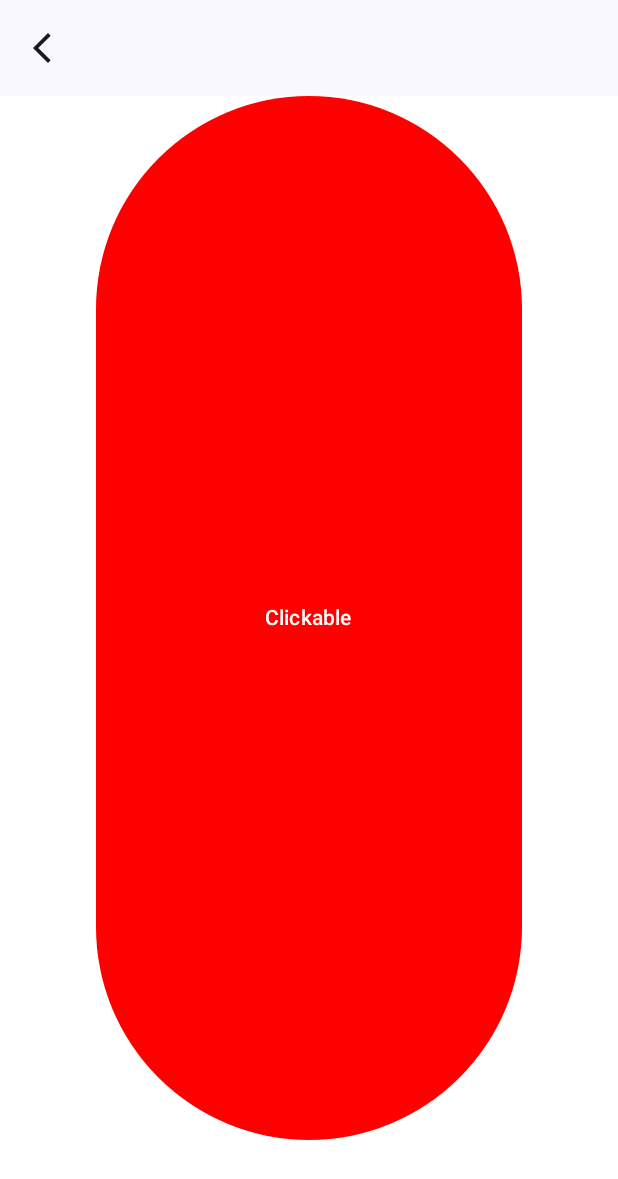
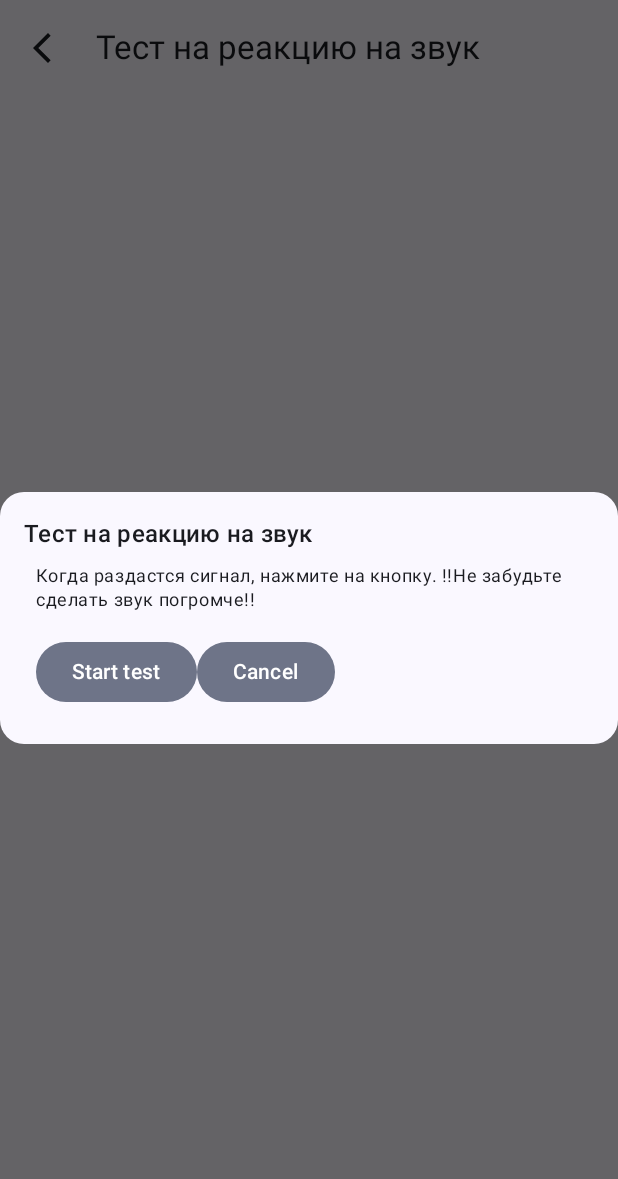
Before and after one commit to SlavaVlad/NeuroOPDV2, an Android app built with Jetpack Compose: the composable TestContainer shown on its own in the app's theme, on a phone screen of 412 x 824 dp. Shown: the top 1179 px of the screen. Run offline under Robolectric (Android 15) with nearby library versions, the phone set to English and light mode, and no system bars; libraries missing offline, so code that uses them is left out: retrofit2.converter.jackson; 2 statements that could not run were skipped.

Commit message:
- изменена иерархия Compose элементов в тесте - добавлен диалог при старте теста - добавлен диалог после теста с результатами или при провале / отмене

```diff
--- a/app/src/main/java/com/apu/neuroopdsmart/data/HumanTest.kt
+++ b/app/src/main/java/com/apu/neuroopdsmart/data/HumanTest.kt
@@ -3,15 +3,27 @@ package com.apu.neuroopdsmart.data
 import android.media.MediaPlayer
 import android.util.Log
 import androidx.compose.foundation.layout.Box
+import androidx.compose.foundation.layout.Column
+import androidx.compose.foundation.layout.Row
+import androidx.compose.foundation.layout.Spacer
 import androidx.compose.foundation.layout.fillMaxSize
 import androidx.compose.foundation.layout.padding
+import androidx.compose.foundation.layout.safeContentPadding
+import androidx.compose.foundation.layout.wrapContentHeight
+import androidx.compose.foundation.layout.wrapContentWidth
 import androidx.compose.foundation.shape.RoundedCornerShape
+import androidx.compose.material3.AlertDialog
 import androidx.compose.material3.Button
 import androidx.compose.material3.ButtonDefaults
+import androidx.compose.material3.ExperimentalMaterial3Api
+import androidx.compose.material3.FilledTonalButton
 import androidx.compose.material3.Icon
 import androidx.compose.material3.IconButton
 import androidx.compose.material3.MaterialTheme
+import androidx.compose.material3.Surface
 import androidx.compose.material3.Text
+import androidx.compose.material3.TopAppBar
+import androidx.compose.material3.TopAppBarDefaults
 import androidx.compose.runtime.Composable
 import androidx.compose.runtime.LaunchedEffect
 import androidx.compose.runtime.MutableState
@@ -28,31 +40,12 @@ import androidx.compose.ui.unit.dp
 import com.apu.neuroopdsmart.R
 import com.apu.neuroopdsmart.maketag
 import com.apu.neuroopdsmart.now
+import com.apu.neuroopdsmart.roundTo
 import com.apu.neuroopdsmart.toInt
 import java.time.Duration
 import kotlinx.coroutines.delay
 
 const val TAG = "TestSubsystem"
-
-enum class HumanTestType(
-    val id: Int,
-    val title: String,
-    val desc: String,
-    val testContainer: HumanTest
-) {
-    BasicLightTest(
-        100,
-        "Базовый тест на свет",
-        "Как только загорится лампочка, тыкните на экран.\nЗадача - сделать это как можно быстрее, но не раньше лампочки.", // ktlint-disable max-line-length
-        BasicLightTest()
-    ),
-    BasicSoundTest(
-        id = 101,
-        title = "Тест на реакцию на звук",
-        desc = "Когда раздастся сигнал, нажмите на кнопку. !!Не забудьте сделать звук погромче!!",
-        BasicSoundTest()
-    )
-}
 
 interface HumanTestInterface {
     val maxAttempts: Int
@@ -62,13 +55,13 @@ interface HumanTestInterface {
 
     val durationBeforeStart: Duration
     val durationTest: Duration
-
-    // about test container and test UI
-    @Composable
-    fun TestContainer()
 }
 
 open class HumanTest(
+
+    val id: Int,
+    val name: String,
+    val desc: String,
 
     override val maxAttempts: Int = 1,
 
@@ -76,9 +69,10 @@ open class HumanTest(
     _dTest: Long = 10L,
 
     var onSuccess: (results: Map<Long, Float>) -> Unit = { _ -> },
-    var onFailed: () -> Unit = {}
+    var onFailed: () -> Unit = {},
+    var onCanceled: () -> Unit = {},
 
-) : HumanTestInterface {
+    ) : HumanTestInterface {
     override val durationBeforeStart: Duration = Duration.ofMillis(_dbeforeStart)
     override val durationTest: Duration = Duration.ofMillis(_dTest)
 
@@ -98,23 +92,95 @@ open class HumanTest(
         Log.i(maketag(this), "stateOnSuccess: ${results.size}")
     }
 
-    private fun stateOnFailed() {
-        onFailed()
-        Log.i(maketag(this), "stateOnFailed: ")
+    @OptIn(ExperimentalMaterial3Api::class)
+    @Composable
+    private fun HelloDialog(onStart: () -> Unit) {
+        var showDialog by remember { mutableStateOf(true) }
+        if (showDialog) {
+            AlertDialog(
+                onDismissRequest = {
+                    showDialog = false
+                }
+            ) {
+                Surface(
+                    modifier = Modifier
+                        .wrapContentWidth()
+                        .wrapContentHeight(),
+                    shape = MaterialTheme.shapes.large
+                ) {
+                    Column(modifier = Modifier.padding(16.dp)) {
+                        Text(text = name, style = MaterialTheme.typography.titleMedium)
+                        Text(
+                            text = desc,
+                            style = MaterialTheme.typography.bodySmall,
+                            modifier = Modifier.padding(8.dp)
+                        )
+                        Row(Modifier.padding(8.dp)) {
+                            FilledTonalButton(onClick = {
+                                showDialog = false
+                                onStart()
+                            }) {
+                                Text("Start test")
+                            }
+                            FilledTonalButton(onClick = {
+                                showDialog = false
+                                onCanceled()
+                            }) {
+                                Text("Cancel")
+                            }
+                        }
+                    }
+                }
+            }
+        }
+    }
+
+    @OptIn(ExperimentalMaterial3Api::class)
+    @Composable
+    fun TestContainer() {
+        TopAppBar(
+            title = { Text(text = name, modifier = Modifier.padding(8.dp)) },
+            scrollBehavior = TopAppBarDefaults.pinnedScrollBehavior(),
+            navigationIcon = {
+                IconButton(onClick = {
+                    onFailed()
+                }) {
+                    Icon(
+                        painter = painterResource(id = R.drawable.ic_back),
+                        contentDescription = "back"
+                    )
+                }
+            })
+
+        var startTest by remember {
+            mutableStateOf(false)
+        }
+
+        HelloDialog() {
+            startTest = true
+        }
+
+        if (startTest) {
+            Spacer(modifier = Modifier.padding(8.dp))
+            TestBody()
+        }
+
     }
 
     @Composable
-    override fun TestContainer() {
-    }
+    open fun TestBody() {}
 }
 
 class BasicLightTest : HumanTest(
+    100,
+    "Базовый тест на свет",
+    "Как только загорится лампочка, тыкните на экран.\nЗадача - сделать это как можно быстрее, но не раньше лампочки.",
     maxAttempts = 1,
     _dbeforeStart = 3000,
     _dTest = 10000
 ) {
     @Composable
-    override fun TestContainer() {
+    override fun TestBody() {
         Box(modifier = Modifier.fillMaxSize()) {
             var timeBegin by remember { mutableStateOf(-1L) }
             var timeSinceBegin by remember { mutableStateOf(-1L) }
@@ -125,7 +191,7 @@ class BasicLightTest : HumanTest(
                 visible = true
                 while (true) {
                     delay(10)
-                    timeSinceBegin = now() - timeBegin
+                    timeSinceBegin = now() - timeBegin - durationBeforeStart.toMillis()
                 }
             }
             IconButton(
@@ -142,11 +208,10 @@ class BasicLightTest : HumanTest(
                 modifier = Modifier
                     .fillMaxSize()
                     .alpha(
-                        (
-                            visible
-                                .toInt()
-                                .toFloat()
-                            )
+                        (visible
+                            .toInt()
+                            .toFloat()
+                                )
                     )
             )
         }
@@ -154,15 +219,20 @@ class BasicLightTest : HumanTest(
 }
 
 class BasicSoundTest : HumanTest(
+    id = 101,
+    name = "Тест на реакцию на звук",
+    desc = "Когда раздастся сигнал, нажмите на кнопку. !!Не забудьте сделать звук погромче!!",
     maxAttempts = 1,
     _dbeforeStart = 2000,
     _dTest = 10000
 ) {
     @Composable
-    override fun TestContainer() {
+    override fun TestBody() {
+
         var timeBegin by remember { mutableStateOf(-1L) }
         var timeSinceBegin by remember { mutableStateOf(-1L) }
         val player = MediaPlayer.create(LocalContext.current, R.raw.quack_signal)
+
         LaunchedEffect("TestBeginning") {
             delay(durationBeforeStart.toMillis())
             player.start()
@@ -173,7 +243,9 @@ class BasicSoundTest : HumanTest(
             }
         }
         Button(
-            modifier = Modifier.fillMaxSize().padding(64.dp),
+            modifier = Modifier
+                .fillMaxSize()
+                .padding(64.dp),
             colors = ButtonDefaults.buttonColors(containerColor = Color.Red),
             onClick =
             {
```
Also changed, not shown: app/src/main/java/com/apu/neuroopdsmart/Extensions.kt (+8 -0 lines), app/src/main/java/com/apu/neuroopdsmart/ui/screen/TestContainer.kt (+66 -2 lines).
